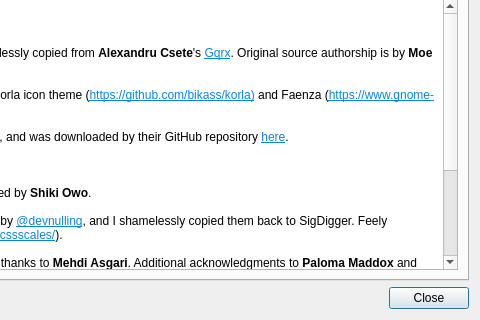
Above: ui/AboutDialog.ui from BatchDrake/SigDigger before the change; both pictures show x 420 to 900 and y 173 to 493 of the 900 by 493 pixel window. Below: the same form after it.
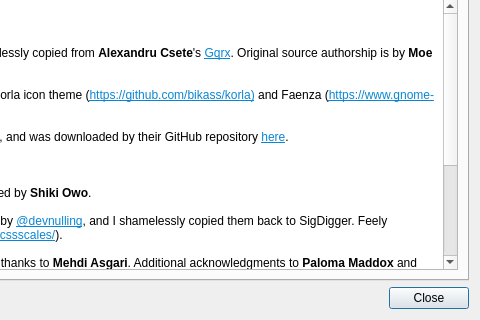
That is the form after the change. Icons and pictures are not drawn.

```diff
--- a/ui/AboutDialog.ui
+++ b/ui/AboutDialog.ui
@@ -56,7 +56,7 @@
 &lt;p style=&quot;-qt-paragraph-type:empty; margin-top:0px; margin-bottom:0px; margin-left:0px; margin-right:0px; -qt-block-indent:0; text-indent:0px; font-size:9pt;&quot;&gt;&lt;br /&gt;&lt;/p&gt;
 &lt;p style=&quot; margin-top:0px; margin-bottom:0px; margin-left:0px; margin-right:0px; -qt-block-indent:0; text-indent:0px;&quot;&gt;&lt;span style=&quot; font-size:9pt;&quot;&gt;Multiple UX improvements were possible thanks to Bartek's tips (&lt;/span&gt;&lt;a href=&quot;https://github.com/BSAsecure&quot;&gt;&lt;span style=&quot; font-size:9pt; text-decoration: underline; color:#0986d3;&quot;&gt;https://github.com/BSAsecure&lt;/span&gt;&lt;/a&gt;&lt;span style=&quot; font-size:9pt;&quot;&gt;).&lt;/span&gt;&lt;/p&gt;
 &lt;p style=&quot;-qt-paragraph-type:empty; margin-top:0px; margin-bottom:0px; margin-left:0px; margin-right:0px; -qt-block-indent:0; text-indent:0px; font-size:9pt;&quot;&gt;&lt;br /&gt;&lt;/p&gt;
-&lt;p style=&quot; margin-top:0px; margin-bottom:0px; margin-left:0px; margin-right:0px; -qt-block-indent:0; text-indent:0px;&quot;&gt;&lt;span style=&quot; font-size:9pt;&quot;&gt;This release also cointains bugfixes by Mehdi Asgari and Kai Wolf.&lt;/span&gt;&lt;/p&gt;
+&lt;p style=&quot; margin-top:0px; margin-bottom:0px; margin-left:0px; margin-right:0px; -qt-block-indent:0; text-indent:0px;&quot;&gt;&lt;span style=&quot; font-size:9pt;&quot;&gt;This release also cointains bugfixes by Mehdi Asgari and Kai Wolf, as well as frequency navigation improvements and bookmark handling enhancements by Jaroslav Šafka (&lt;/span&gt;&lt;a href=&quot;https://github.com/jedi7&quot;&gt;&lt;span style=&quot; font-size:9pt; text-decoration: underline; color:#007af4;&quot;&gt;https://github.com/jedi7&lt;/span&gt;&lt;/a&gt;&lt;span style=&quot; font-size:9pt;&quot;&gt;)&lt;/span&gt;&lt;/p&gt;
 &lt;p style=&quot;-qt-paragraph-type:empty; margin-top:0px; margin-bottom:0px; margin-left:0px; margin-right:0px; -qt-block-indent:0; text-indent:0px; font-size:9pt;&quot;&gt;&lt;br /&gt;&lt;/p&gt;
 &lt;p style=&quot; margin-top:0px; margin-bottom:0px; margin-left:0px; margin-right:0px; -qt-block-indent:0; text-indent:0px;&quot;&gt;&lt;span style=&quot; font-size:9pt;&quot;&gt;Unsigned 8-bit raw file support, FreeBSD compatibility, benchmarks, bugfixes and several design ideas were possible thanks to &lt;/span&gt;&lt;span style=&quot; font-size:9pt; font-weight:600;&quot;&gt;Josef &amp;quot;Jeff&amp;quot; Sipek&lt;/span&gt;&lt;span style=&quot; font-size:9pt;&quot;&gt; (&lt;/span&gt;&lt;a href=&quot;https://josefsipek.net/&quot;&gt;&lt;span style=&quot; font-size:9pt; text-decoration: underline; color:#007af4;&quot;&gt;https://josefsipek.net/&lt;/span&gt;&lt;/a&gt;&lt;span style=&quot; font-size:9pt;&quot;&gt;)&lt;/span&gt;&lt;/p&gt;
 &lt;p style=&quot;-qt-paragraph-type:empty; margin-top:0px; margin-bottom:0px; margin-left:0px; margin-right:0px; -qt-block-indent:0; text-indent:0px; font-size:9pt;&quot;&gt;&lt;br /&gt;&lt;/p&gt;
```
